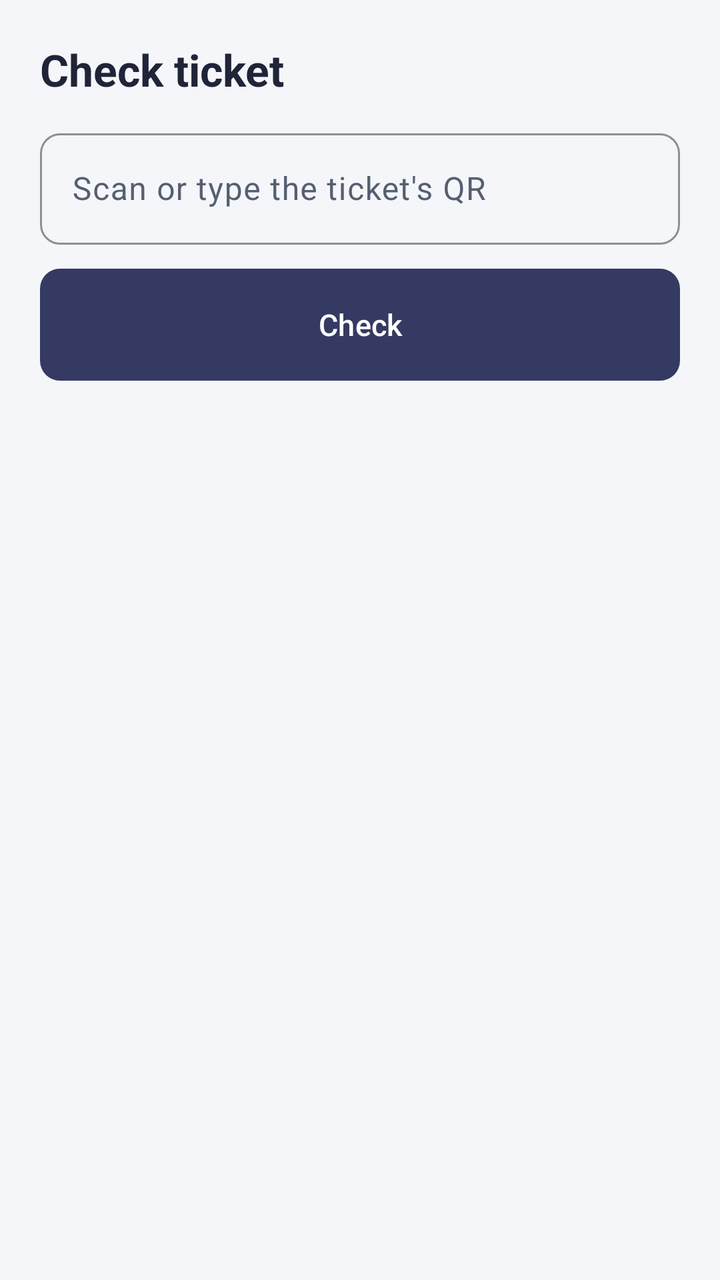
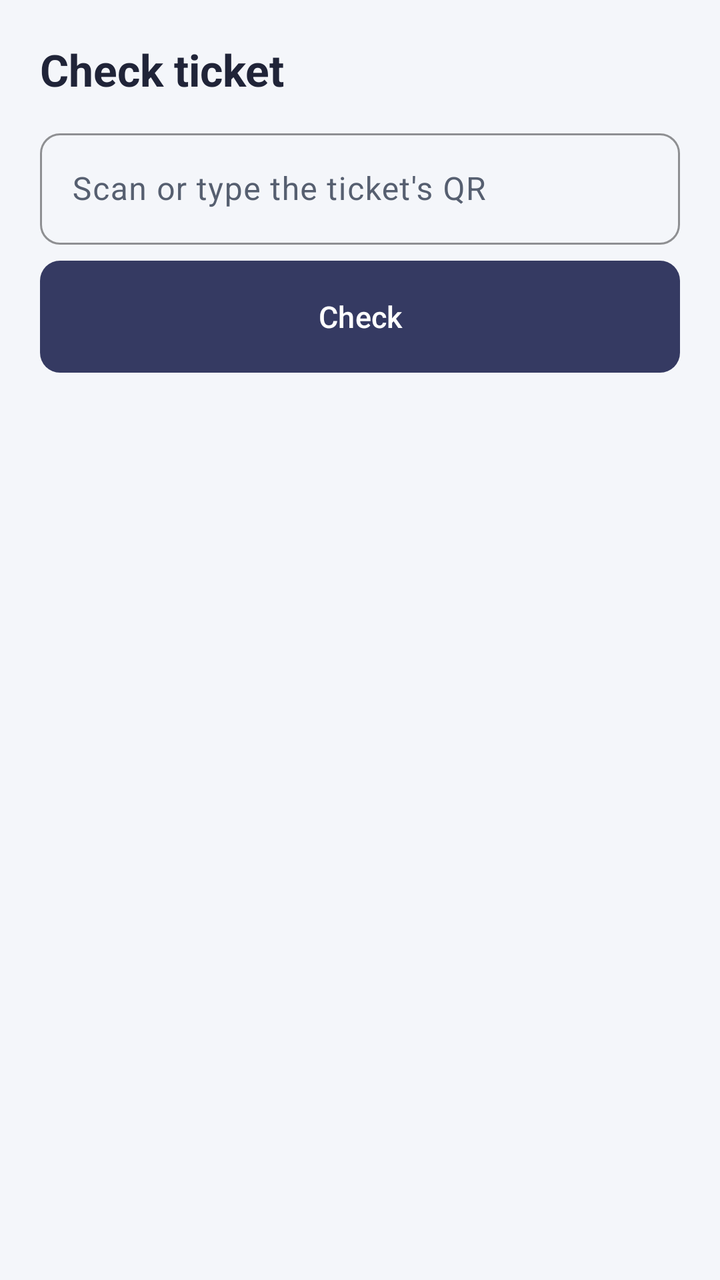

The first picture is an Android layout as it rendered before a commit; the second is the same layout after the commit. The layout source and the unified diff follow.
<!-- AndroidManifest.xml: application theme Theme.QrPark -->
<!-- res/layout/activity_check.xml -->
<?xml version="1.0" encoding="utf-8"?>
<LinearLayout xmlns:android="http://schemas.android.com/apk/res/android"
    android:id="@+id/root"
    android:layout_width="match_parent"
    android:layout_height="match_parent"
    android:background="@color/paper"
    android:orientation="vertical"
    android:padding="20dp">

    <TextView
        android:layout_width="match_parent"
        android:layout_height="wrap_content"
        android:text="@string/check_ticket"
        android:textAppearance="@style/TextAppearance.QrPark.Headline" />

    <com.google.android.material.textfield.TextInputLayout
        android:id="@+id/scanLayout"
        android:layout_width="match_parent"
        android:layout_height="wrap_content"
        android:layout_marginTop="12dp"
        android:hint="@string/scan_or_type">

        
        <com.google.android.material.textfield.TextInputEditText
            android:id="@+id/scanField"
            android:layout_width="match_parent"
            android:layout_height="wrap_content"
            android:imeOptions="actionNone|flagNoExtractUi"
            android:importantForAutofill="no"
            android:inputType="textPassword|textNoSuggestions"
            android:maxLines="1" />
    </com.google.android.material.textfield.TextInputLayout>

    <com.google.android.material.button.MaterialButton
        android:id="@+id/checkButton"
        android:layout_width="match_parent"
        android:layout_height="wrap_content"
        android:layout_marginTop="12dp"
        android:text="@string/check" />

    <TextView
        android:id="@+id/banner"
        style="@style/Widget.QrPark.Banner"
        android:layout_marginTop="20dp"
        android:visibility="gone" />

    <TextView
        android:id="@+id/detail"
        android:layout_width="match_parent"
        android:layout_height="wrap_content"
        android:layout_marginTop="12dp"
        android:textAppearance="@style/TextAppearance.QrPark.Body" />
</LinearLayout>
<!-- resources referenced by this layout -->
<resources>
  <color name="paper">#F4F6FA</color>
  <string name="check">Check</string>
  <string name="check_ticket">Check ticket</string>
  <string name="scan_or_type">Scan or type the ticket\'s QR</string>
  <style name="TextAppearance.QrPark.Body" parent="TextAppearance.Material3.BodyMedium">
          <item name="android:fontFamily">sans-serif</item>
          <item name="android:textColor">@color/ink</item>
          <item name="android:textSize">15sp</item>
      </style>
  <style name="TextAppearance.QrPark.Headline" parent="TextAppearance.Material3.HeadlineSmall">
          <item name="android:fontFamily">sans-serif</item>
          <item name="android:textFontWeight">700</item>
          <item name="android:textColor">@color/ink</item>
          <item name="android:textSize">22sp</item>
      </style>
  <style name="Widget.QrPark.Banner" parent="">
          <item name="android:layout_width">match_parent</item>
          <item name="android:layout_height">wrap_content</item>
          <item name="android:gravity">center</item>
          <item name="android:padding">22dp</item>
          <item name="android:textColor">@color/white</item>
          <item name="android:textAppearance">@style/TextAppearance.QrPark.Headline</item>
      </style>
  <color name="ink">#202438</color>
  <color name="white">#FFFFFF</color>
  <color name="navy">#353A62</color>
  <color name="teal_tint">#E0F5F6</color>
  <color name="teal_dark">#0E6B77</color>
  <color name="ink_soft">#565F70</color>
  <color name="teal">#168A99</color>
  <color name="bad">#B00020</color>
  <color name="bad_wash">#FBE8E4</color>
  <color name="surface">#FFFFFF</color>
  <color name="surface_sunk">#F8FAFC</color>
  <color name="line">#DDE2EA</color>
  <color name="line_soft">#EAEDF2</color>
  <style name="TextAppearance.QrPark.Title" parent="TextAppearance.Material3.TitleMedium">
          <item name="android:fontFamily">sans-serif</item>
          <item name="android:textFontWeight">500</item>
          <item name="android:textColor">@color/ink</item>
          <item name="android:textSize">16sp</item>
      </style>
  <style name="TextAppearance.QrPark.Label" parent="TextAppearance.Material3.LabelLarge">
          <item name="android:fontFamily">sans-serif-medium</item>
          <item name="android:textSize">15sp</item>
          
          <item name="android:textAllCaps">false</item>
      </style>
  <style name="Widget.QrPark.Button" parent="Widget.Material3.Button">
          <item name="android:minHeight">56dp</item>
          <item name="android:insetTop">0dp</item>
          <item name="android:insetBottom">0dp</item>
          <item name="cornerRadius">10dp</item>
          <item name="android:textAppearance">@style/TextAppearance.QrPark.Label</item>
      </style>
  <style name="Widget.QrPark.Card" parent="Widget.Material3.CardView.Outlined">
          <item name="cardCornerRadius">12dp</item>
          <item name="cardBackgroundColor">@color/surface</item>
          <item name="strokeColor">@color/line</item>
          <item name="strokeWidth">1dp</item>
          <item name="cardElevation">0dp</item>
      </style>
  <!-- unchanged entries left out for length: 2 -->
</resources>

<!-- the commit's change to res/layout/activity_check.xml (unified diff, before → after) -->
@@ -31,11 +31,21 @@
             android:maxLines="1" />
     </com.google.android.material.textfield.TextInputLayout>
 
+    
+    <com.google.android.material.button.MaterialButton
+        android:id="@+id/cameraButton"
+        style="@style/Widget.QrPark.Button.Outlined"
+        android:layout_width="match_parent"
+        android:layout_height="wrap_content"
+        android:layout_marginTop="12dp"
+        android:text="@string/scan_with_camera"
+        android:visibility="gone" />
+
     <com.google.android.material.button.MaterialButton
         android:id="@+id/checkButton"
         android:layout_width="match_parent"
         android:layout_height="wrap_content"
-        android:layout_marginTop="12dp"
+        android:layout_marginTop="8dp"
         android:text="@string/check" />
 
     <TextView
<!-- resource entries referenced after the edit -->
@@ -4,6 +4,7 @@
   <string name="check">Check</string>
   <string name="check_ticket">Check ticket</string>
   <string name="scan_or_type">Scan or type the ticket\'s QR</string>
+  <string name="scan_with_camera">Scan with camera</string>
   <style name="TextAppearance.QrPark.Body" parent="TextAppearance.Material3.BodyMedium">
           <item name="android:fontFamily">sans-serif</item>
           <item name="android:textColor">@color/ink</item>
@@ -22,6 +23,15 @@
           <item name="android:padding">22dp</item>
           <item name="android:textColor">@color/white</item>
           <item name="android:textAppearance">@style/TextAppearance.QrPark.Headline</item>
+      </style>
+  <style name="Widget.QrPark.Button.Outlined" parent="Widget.Material3.Button.OutlinedButton">
+          <item name="android:minHeight">56dp</item>
+          <item name="android:insetTop">0dp</item>
+          <item name="android:insetBottom">0dp</item>
+          <item name="cornerRadius">10dp</item>
+          <item name="strokeColor">@color/line</item>
+          <item name="android:textColor">@color/ink</item>
+          <item name="android:textAppearance">@style/TextAppearance.QrPark.Label</item>
       </style>
   <color name="ink">#202438</color>
   <color name="white">#FFFFFF</color>
